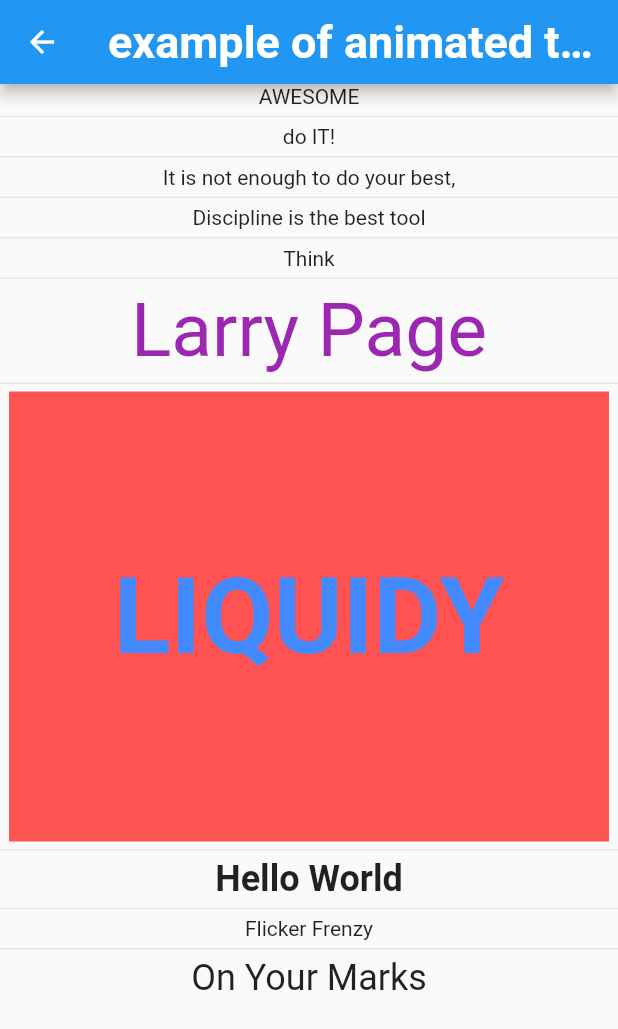
After one commit to amishkajavadra6101/image_picker, a Flutter app: the PackageHome screen opened directly, after a tap on "animated text", on a phone screen of 412 x 824 dp. The commit adds this screen. Shown: the top 1029 px of the screen. Run offline on Flutter 3.47's test engine with Material 2 defaults, Android fonts, the phone set to English and light mode, and no system bars; drawn by our look-alikes of animated_text_kit; our stand-ins replace cached_network_image, chewie, cloud_firestore, device_info_plus, dio, file_picker and 14 more; missing offline and left inert: agora_rtc_engine, agora_uikit; accounts and stored records are empty; network calls fail; Roboto replaces fonts that are missing (Horizon).

Commit message:
impliment a animated text

```diff
--- a/lib/agora_rtc_enginee/video_call.dart
+++ b/lib/agora_rtc_enginee/video_call.dart
@@ -1,5 +1,6 @@
 import 'package:agora_rtc_engine/agora_rtc_engine.dart';
 import 'package:agora_uikit/agora_uikit.dart';
+import 'package:animated_text_kit/animated_text_kit.dart';
 import 'package:flutter/material.dart';
 
 const appId = "4f3c22f3a2c440bf9d79d7834a6994e2";
@@ -9,7 +10,6 @@
 
 // ignore: must_be_immutable
 class VideoCall extends StatefulWidget {
-  // List<User> users;
   const VideoCall({
     Key? key,
   }) : super(key: key);
@@ -19,9 +19,9 @@
 }
 
 class _VideoCallState extends State<VideoCall> {
+  // int? _localUid;
   // int? _remoteUid;
-  List<int> _remoteUsers = [];
-  // int? _localUid;
+  final List<int> _remoteUsers = [];
   bool _localUserJoined = false;
   int? localUid;
   bool _isMicMuted = false;
@@ -39,6 +39,13 @@
     engine.leaveChannel();
     super.dispose();
   }
+
+  final _colorizeColors = [
+    Colors.purple,
+    Colors.blue,
+    Colors.yellow,
+    Colors.red,
+  ];
 
   Future<void> initAgora() async {
     await [Permission.microphone, Permission.camera].request();
@@ -60,7 +67,6 @@
         onUserJoined: (RtcConnection connection, int remoteUid, int elapsed) {
           debugPrint("remote user $remoteUid joined");
           setState(() {
-            // _remoteUid = remoteUid;
             _remoteUsers.add(remoteUid);
           });
         },
@@ -69,7 +75,6 @@
           debugPrint("remote user $remoteUid left channel");
           debugPrint("user left that channel because of $reason");
           setState(() {
-            // _remoteUid = null;
             _remoteUsers.remove(remoteUid);
           });
         },
@@ -82,7 +87,6 @@
     await engine.setClientRole(role: ClientRoleType.clientRoleBroadcaster);
     await engine.enableVideo();
     await engine.startPreview();
-    //The joinChannel method is used to join a specific channel in the Agora Video SDK.
     await engine.joinChannel(
       token: token,
       channelId: channel,
@@ -119,28 +123,61 @@
   Widget build(BuildContext context) {
     return Scaffold(
       appBar: AppBar(
-        title: const Text('Agora Video Call'),
+        title: AnimatedTextKit(
+          animatedTexts: [
+            WavyAnimatedText(
+              'Agora rtc engine Video Call',
+              textStyle: const TextStyle(
+                fontWeight: FontWeight.bold,
+              ),
+            ),
+          ],
+        ),
       ),
       body: Stack(
         children: [
-          // Remote videos
-          GridView.builder(
-            gridDelegate: const SliverGridDelegateWithFixedCrossAxisCount(
-              crossAxisCount: 2,
+          _remoteUsers.isEmpty
+              ? Center(
+                  child: AnimatedTextKit(animatedTexts: [
+                    TyperAnimatedText(
+                      'Please wait for remote user to join',
+                      textStyle: const TextStyle(
+                          fontSize: 20, fontWeight: FontWeight.bold),
+                      textAlign: TextAlign.center,
+                    ),
+                    ColorizeAnimatedText(
+                      'Please wait for remote user to join',
+                      textStyle: const TextStyle(
+                          fontSize: 20, fontWeight: FontWeight.bold),
+                      colors: _colorizeColors,
+                    ),
+                  ]),
+                )
+              : GridView.builder(
+                  gridDelegate: SliverGridDelegateWithFixedCrossAxisCount(
+                      crossAxisCount: _remoteUsers.length > 1 ? 2 : 1,
+                      childAspectRatio: _remoteUsers.length == 1
+                          ? MediaQuery.of(context).size.width /
+                              MediaQuery.of(context).size.height
+                          : 9 / 16
+                      // childAspectRatio: _remoteUsers.length > 1 ? 9 / 16 : 1,
                       ),
                   itemCount: _remoteUsers.length,
                   itemBuilder: (context, index) {
                     int uid = _remoteUsers[index];
-              return AgoraVideoView(
+                    return SizedBox(
+                      width: double.infinity,
+                      height: double.infinity,
+                      child: AgoraVideoView(
                         controller: VideoViewController.remote(
                           rtcEngine: engine,
                           canvas: VideoCanvas(uid: uid),
                           connection: const RtcConnection(channelId: channel),
                         ),
+                      ),
                     );
                   },
                 ),
-          // Local video
           Positioned(
             right: 16,
             bottom: 16,
@@ -152,7 +189,7 @@
                     ? AgoraVideoView(
                         controller: VideoViewController(
                           rtcEngine: engine,
-                          canvas: const VideoCanvas(uid: 0),
+                          canvas: const VideoCanvas(uid: 0), //_localUid),
                         ),
                       )
                     : const CircularProgressIndicator(),
@@ -195,6 +232,4 @@
       floatingActionButtonLocation: FloatingActionButtonLocation.centerFloat,
     );
   }
-
-  // Render remote videos
 }
--- a/lib/dio_example.dart
+++ b/lib/dio_example.dart
@@ -1,3 +1,5 @@
+// ignore_for_file: unused_local_variable
+
 import 'package:dio/dio.dart';
 import 'package:flutter/material.dart';
 import 'package:path_provider/path_provider.dart';
--- /dev/null
+++ b/lib/flutter_favorite_package/animated_text.dart
@@ -0,0 +1,252 @@
+import 'package:animated_text_kit/animated_text_kit.dart';
+import 'package:flutter/material.dart';
+
+class AnimatedTextExample1 extends StatefulWidget {
+  const AnimatedTextExample1({Key? key}) : super(key: key);
+
+  @override
+  State<AnimatedTextExample1> createState() => _AnimatedTextExample1State();
+}
+
+class _AnimatedTextExample1State extends State<AnimatedTextExample1> {
+  // Colorize Text Style
+  final _colorizeTextStyle = const TextStyle(
+    fontSize: 50.0,
+    fontFamily: 'Horizon',
+  );
+
+// Colorize Colors
+  final _colorizeColors = [
+    Colors.purple,
+    Colors.blue,
+    Colors.yellow,
+    Colors.red,
+  ];
+
+  @override
+  Widget build(BuildContext context) {
+    return Scaffold(
+      appBar: AppBar(
+        title: const Text(
+          'example of animated text',
+          style: TextStyle(fontSize: 30.0, fontWeight: FontWeight.bold),
+        ),
+      ),
+      body: SingleChildScrollView(
+        child: Column(
+          children: [
+            AnimatedTextKit(
+              animatedTexts: [
+                RotateAnimatedText('AWESOME'),
+                RotateAnimatedText('OPTIMISTIC'),
+                RotateAnimatedText(
+                  'DIFFERENT',
+                  textStyle: const TextStyle(
+                    decoration: TextDecoration.underline,
+                  ),
+                ),
+              ],
+              isRepeatingAnimation: true,
+              totalRepeatCount: 10,
+            ),
+            const SizedBox(
+              height: 5,
+            ),
+            const Divider(
+              height: 1,
+            ),
+            const SizedBox(
+              height: 5,
+            ),
+            AnimatedTextKit(
+              animatedTexts: [
+                FadeAnimatedText('do IT!'),
+                FadeAnimatedText('do it RIGHT!!'),
+                FadeAnimatedText('do it RIGHT NOW!!!'),
+              ],
+            ),
+            const SizedBox(
+              height: 5,
+            ),
+            const Divider(
+              height: 1,
+            ),
+            const SizedBox(
+              height: 5,
+            ),
+            AnimatedTextKit(
+              animatedTexts: [
+                TyperAnimatedText('It is not enough to do your best,'),
+                TyperAnimatedText('you must know what to do,'),
+                TyperAnimatedText('and then do your best'),
+                TyperAnimatedText('- W.Edwards Deming'),
+              ],
+            ),
+            const SizedBox(
+              height: 5,
+            ),
+            const Divider(
+              height: 1,
+            ),
+            const SizedBox(
+              height: 5,
+            ),
+            AnimatedTextKit(
+              animatedTexts: [
+                TypewriterAnimatedText('Discipline is the best tool'),
+                TypewriterAnimatedText('Design first, then code', cursor: '|'),
+                TypewriterAnimatedText('Do not patch bugs out, rewrite them',
+                    cursor: '<|>'),
+                TypewriterAnimatedText('Do not test bugs out, design them out',
+                    cursor: '💡'),
+              ],
+            ),
+            const SizedBox(
+              height: 5,
+            ),
+            const Divider(
+              height: 1,
+            ),
+            const SizedBox(
+              height: 5,
+            ),
+            AnimatedTextKit(
+              animatedTexts: [
+                ScaleAnimatedText('Think'),
+                ScaleAnimatedText('Build'),
+                ScaleAnimatedText('Ship'),
+              ],
+            ),
+            const SizedBox(
+              height: 5,
+            ),
+            const Divider(
+              height: 1,
+            ),
+            const SizedBox(
+              height: 5,
+            ),
+            AnimatedTextKit(
+              animatedTexts: [
+                ColorizeAnimatedText(
+                  'Larry Page',
+                  textStyle: _colorizeTextStyle,
+                  colors: _colorizeColors,
+                ),
+                ColorizeAnimatedText(
+                  'Bill Gates',
+                  textStyle: _colorizeTextStyle,
+                  colors: _colorizeColors,
+                ),
+                ColorizeAnimatedText(
+                  'Steve Jobs',
+                  textStyle: _colorizeTextStyle,
+                  colors: _colorizeColors,
+                ),
+              ],
+            ),
+            const SizedBox(
+              height: 5,
+            ),
+            const Divider(
+              height: 1,
+            ),
+            const SizedBox(
+              height: 5,
+            ),
+            TextLiquidFill(
+              text: 'LIQUIDY',
+              waveColor: Colors.blueAccent,
+              boxBackgroundColor: Colors.redAccent,
+              textStyle: const TextStyle(
+                fontSize: 70,
+                fontWeight: FontWeight.bold,
+              ),
+              boxHeight: 300,
+            ),
+            const SizedBox(
+              height: 5,
+            ),
+            const Divider(
+              height: 1,
+            ),
+            const SizedBox(
+              height: 5,
+            ),
+            AnimatedTextKit(
+              animatedTexts: [
+                WavyAnimatedText(
+                  'Hello World',
+                  textStyle: const TextStyle(
+                    fontSize: 24.0,
+                    fontWeight: FontWeight.bold,
+                  ),
+                ),
+                WavyAnimatedText('Look at the waves'),
+                WavyAnimatedText('They look so Amazing'),
+              ],
+            ),
+            const SizedBox(
+              height: 5,
+            ),
+            const Divider(
+              height: 1,
+            ),
+            const SizedBox(
+              height: 5,
+            ),
+            AnimatedTextKit(
+              repeatForever: true,
+              animatedTexts: [
+                FlickerAnimatedText('Flicker Frenzy'),
+                FlickerAnimatedText('Night Vibes On'),
+                FlickerAnimatedText("C'est La Vie !"),
+              ],
+            ),
+            const SizedBox(
+              height: 5,
+            ),
+            const Divider(
+              height: 1,
+            ),
+            const SizedBox(
+              height: 5,
+            ),
+            AnimatedTextKit(
+              animatedTexts: [
+                WavyAnimatedText(
+                  'On Your Marks',
+                  textStyle: const TextStyle(
+                    fontSize: 24.0,
+                  ),
+                ),
+                FadeAnimatedText(
+                  'Get Set',
+                  textStyle: const TextStyle(
+                    fontSize: 32.0,
+                    fontWeight: FontWeight.bold,
+                  ),
+                ),
+                ScaleAnimatedText(
+                  'Ready',
+                  textStyle: const TextStyle(
+                    fontSize: 48.0,
+                    fontWeight: FontWeight.bold,
+                  ),
+                ),
+                RotateAnimatedText(
+                  'Go!',
+                  textStyle: const TextStyle(
+                    fontSize: 64.0,
+                  ),
+                  rotateOut: false,
+                  duration: const Duration(milliseconds: 400),
+                )
+              ],
+            ),
+          ],
+        ),
+      ),
+    );
+  }
+}
--- a/lib/flutter_favorite_package/favorite_package_home/package_home.dart
+++ b/lib/flutter_favorite_package/favorite_package_home/package_home.dart
@@ -1,5 +1,6 @@
 import 'package:flutter/material.dart';
-import 'package:image_example/flutter_favorite_package/Flutter_animation.dart';
+import 'package:image_example/flutter_favorite_package/animated_text.dart';
+import 'package:image_example/flutter_favorite_package/flutter_animation.dart';
 
 class PackageHome extends StatelessWidget {
   const PackageHome({Key? key}) : super(key: key);
@@ -23,12 +24,32 @@
                     Navigator.push(
                       context,
                       MaterialPageRoute(
-                          builder: (context) => FlutterAnimateExample()),
+                          builder: (context) => const FlutterAnimateExample()),
                     );
                   },
                   style: ElevatedButton.styleFrom(backgroundColor: Colors.red),
                   child: const Text(
                     "Flutter_animation",
+                    style: TextStyle(fontWeight: FontWeight.bold, fontSize: 20),
+                  ),
+                ),
+              ),
+            ),
+            Padding(
+              padding: const EdgeInsets.all(8.0),
+              child: SizedBox(
+                width: 300,
+                child: ElevatedButton(
+                  onPressed: () {
+                    Navigator.push(
+                      context,
+                      MaterialPageRoute(
+                          builder: (context) => const AnimatedTextExample1()),
+                    );
+                  },
+                  style: ElevatedButton.styleFrom(backgroundColor: Colors.red),
+                  child: const Text(
+                    "animated text",
                     style: TextStyle(fontWeight: FontWeight.bold, fontSize: 20),
                   ),
                 ),
--- a/lib/flutter_favorite_package/Flutter_animation.dart
+++ b/lib/flutter_favorite_package/flutter_animation.dart
@@ -8,7 +8,11 @@
   Widget build(BuildContext context) {
     return Scaffold(
       appBar: AppBar(
-        title: const Text('Flutter Animate'),
+        title: const Text('Flutter Animate')
+            .animate()
+            .slideX()
+            .then()
+            .shake(duration: 2000.ms),
       ),
       body: Center(
         child: Column(
--- a/lib/homepage.dart
+++ b/lib/homepage.dart
@@ -175,7 +175,8 @@
                     onPressed: () {
                       Navigator.push(
                         context,
-                        MaterialPageRoute(builder: (context) => VideoCall()),
+                        MaterialPageRoute(
+                            builder: (context) => const VideoCall()),
                       );
                     },
                     style:
--- a/lib/key/object_key_example.dart
+++ b/lib/key/object_key_example.dart
@@ -9,7 +9,11 @@
 
 class _ObjectKeyExampleState extends State<ObjectKeyExample> {
   /*object key is use for add,remove and reorder widget in list */
-
+  /*ObjectKey is a class in Flutter that is used to provide a unique identifier for a widget.
+  It is used when working with lists of widgets, such as in ListView or GridView.
+  The ObjectKey is used to identify a widget uniquely in the widget tree, which can help Flutter to determine
+  if a widget needs to be rebuilt or not. If the ObjectKey of a widget remains the same across different builds,
+  then Flutter will assume that the widget hasn't changed and won't rebuild it.*/
   @override
   Widget build(BuildContext context) {
     return Scaffold(
--- a/pubspec.yaml
+++ b/pubspec.yaml
@@ -36,6 +36,7 @@
   agora_rtc_engine: ^6.1.0
   agora_uikit: ^1.3.1
   flutter_animate: ^4.1.1+1
+  animated_text_kit: ^4.2.2
 dev_dependencies:
   flutter_test:
     sdk: flutter
```
Also changed, not shown: pubspec.lock. Lines whose indentation alone changed are shown as unchanged.
